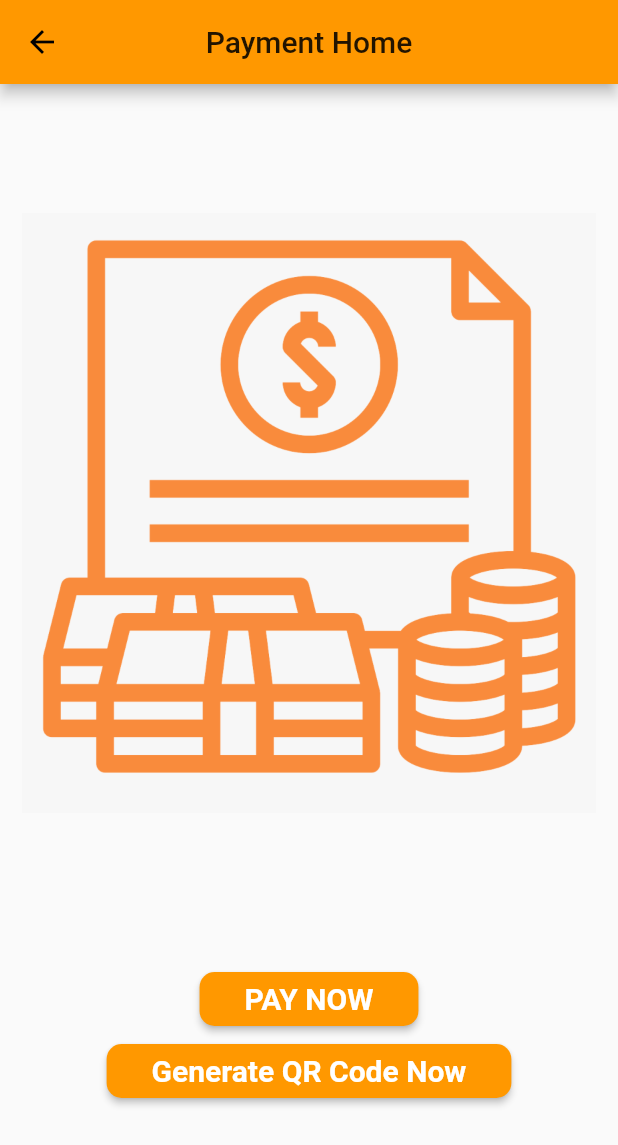
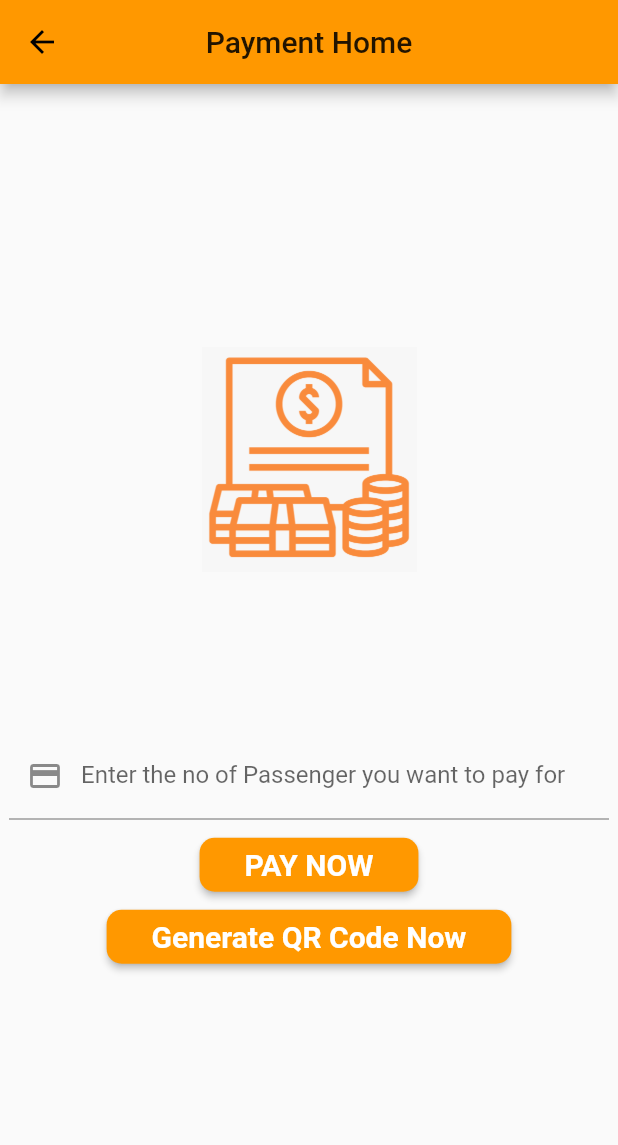
Before and after one commit to RutvijDave1801/Digital-Public-Transport, a Flutter app: the screen it shows after launch, in the side drawer, after a tap on "Payment", on a phone screen of 412 x 824 dp. Shown: the top 1145 px of the screen. Run offline on Flutter 3.47's test engine with Material 2 defaults, Android fonts, the phone set to English and light mode, and no system bars; our stand-ins replace firebase_auth, fluttertoast, qr_flutter; missing offline and left inert: razorpay_flutter; accounts and stored records are empty.

Commit message:
updated Payment and QR

```diff
--- a/lib/GeneratedQR.dart
+++ b/lib/GeneratedQR.dart
@@ -41,7 +41,7 @@ class _GeneratedQRState extends State<GeneratedQR> {
                 context: context,
                 builder: (ctx) => AlertDialog(
                   title: Text("Alert Dialog Box"),
-                  content: Text("Your QR is now stored to Galary"),
+                  content: Text("Please Take a Screenshot of your QR"),
                   actions: <Widget>[
                     FlatButton(
                       onPressed: () {
--- a/lib/Logout.dart
+++ b/lib/Logout.dart
@@ -1,4 +1,3 @@
-import 'package:authentification/Start.dart';
 import 'package:flutter/material.dart';
 import 'package:firebase_auth/firebase_auth.dart';
 
--- a/lib/PaymentPage.dart
+++ b/lib/PaymentPage.dart
@@ -1,8 +1,8 @@
-import 'package:authentification/QRGenerator.dart';
 import 'package:flutter/material.dart';
 import 'package:flutter/services.dart';
 import 'package:razorpay_flutter/razorpay_flutter.dart';
 import 'package:fluttertoast/fluttertoast.dart';
+import 'package:authentification/GeneratedQR.dart';
 class PaymentPage extends StatefulWidget {
   @override
   _MyAppState createState() => _MyAppState();
@@ -10,12 +10,12 @@ class PaymentPage extends StatefulWidget {
 
 class _MyAppState extends State<PaymentPage> {
   navigateToGenerate() async {
-    Navigator.push(context, MaterialPageRoute(builder: (context) => QRGenerator()));
+    Navigator.push(context, MaterialPageRoute(builder: (context) => GeneratedQR(textEditingController.text)));
   }
   static const platform = const MethodChannel("razorpay_flutter");
 
   Razorpay _razorpay;
-
+  TextEditingController textEditingController = new TextEditingController();
   @override
   Widget build(BuildContext context) {
     return Scaffold(
@@ -28,13 +28,34 @@ class _MyAppState extends State<PaymentPage> {
               mainAxisAlignment: MainAxisAlignment.center,
               children: <Widget>[
                 Container(
-                  height: 400,
+                  height: 150,
                   child: Image(
                     image: AssetImage("images/payment.jpg"),
                     fit: BoxFit.contain,
                   ),
                 ),
                 SizedBox(height: 100),
+                Container(
+                  alignment: Alignment.center,
+                  padding: const EdgeInsets.all(6),
+                  child: TextFormField(
+                    controller: textEditingController,
+                    decoration: InputDecoration(
+                      errorStyle: TextStyle(color: Colors.red, fontSize: 15.0),
+                      labelText: "Enter the no of Passenger you want to pay for",
+
+                      hintStyle: TextStyle(
+                        color: Colors.grey,
+                        fontSize: 16.0,
+                      ),
+                      prefixIcon: Icon(
+                        Icons.payment,
+                      ),
+                    ),
+                    onEditingComplete: navigate,
+                  ),
+
+                ),
                 RaisedButton(
                     padding: EdgeInsets.only(left: 30, right: 30),
                     onPressed: openCheckout,
@@ -50,6 +71,7 @@ class _MyAppState extends State<PaymentPage> {
                       borderRadius: BorderRadius.circular(10.0),
                     ),
                     color: Colors.orange),
+
                 RaisedButton(
                     padding: EdgeInsets.only(left: 30, right: 30),
                     onPressed: navigateToGenerate,
@@ -77,18 +99,29 @@ class _MyAppState extends State<PaymentPage> {
     _razorpay.on(Razorpay.EVENT_PAYMENT_SUCCESS, _handlePaymentSuccess);
     _razorpay.on(Razorpay.EVENT_PAYMENT_ERROR, _handlePaymentError);
     _razorpay.on(Razorpay.EVENT_EXTERNAL_WALLET, _handleExternalWallet);
+    textEditingController.addListener(() {
+      final String text = textEditingController.text.toLowerCase();
+      textEditingController.value = textEditingController.value.copyWith(
+        text: text,
+        selection:
+        TextSelection(baseOffset: text.length, extentOffset: text.length),
+        composing: TextRange.empty,
+      );
+    });
   }
 
   @override
   void dispose() {
+    textEditingController.dispose();
     super.dispose();
     _razorpay.clear();
   }
 
+
   void openCheckout() async {
     var options = {
       'key': 'rzp_test_4tUaG73lPfM9LW',
-      'amount': 100,
+      'amount': num.parse(textEditingController.text)*100,
       'name': 'Transport Cost.',
       'description': 'Fares for destination',
       'prefill': {'contact': '8849214912', 'email': 'rutvijdave74@gmail.com'},
@@ -106,7 +139,7 @@ class _MyAppState extends State<PaymentPage> {
 
   void _handlePaymentSuccess(PaymentSuccessResponse response) {
     Fluttertoast.showToast(
-        msg: "SUCCESS:\n Once you see this message click on Generate QR now", timeInSecForIos: 4,backgroundColor: Colors.orange,toastLength: Toast.LENGTH_LONG);
+        msg: "SUCCESS:\n\n\n<b> Once you see this message click on Generate QR now<b>\n\n\n"+response.paymentId, timeInSecForIos: 4,backgroundColor: Colors.orange,toastLength: Toast.LENGTH_LONG);
   }
 
   void _handlePaymentError(PaymentFailureResponse response) {
@@ -119,4 +152,11 @@ class _MyAppState extends State<PaymentPage> {
     Fluttertoast.showToast(
         msg: "EXTERNAL_WALLET: " + response.walletName, timeInSecForIos: 4);
   }
-}
+  void navigate() {
+    print(textEditingController.text);
+    Navigator.push(
+        context,
+        MaterialPageRoute(
+            builder: (context) => GeneratedQR(textEditingController.text)));
+  }
+  }
--- a/lib/SideDrawer.dart
+++ b/lib/SideDrawer.dart
@@ -1,6 +1,5 @@
 import 'package:authentification/Login.dart';
 import 'package:authentification/Logout.dart';
-import 'package:authentification/QRGenerator.dart';
 import 'package:authentification/SignUp.dart';
 import 'package:authentification/main.dart';
 import 'package:flutter/material.dart';
@@ -64,14 +63,7 @@ class SideDrawer extends MyApp {
                   MaterialPageRoute(builder: (context) => PaymentPage()));
             },
           ),
-          ListTile(
-            leading: Icon(Icons.qr_code_sharp),
-            title: Text('QR_Code'),
-            onTap: () {
-              Navigator.push(context,
-                  MaterialPageRoute(builder: (context) => QRGenerator()));
-            },
-          ),
+
           ListTile(
             leading: Icon(Icons.exit_to_app),
             title: Text('Logout'),
```
